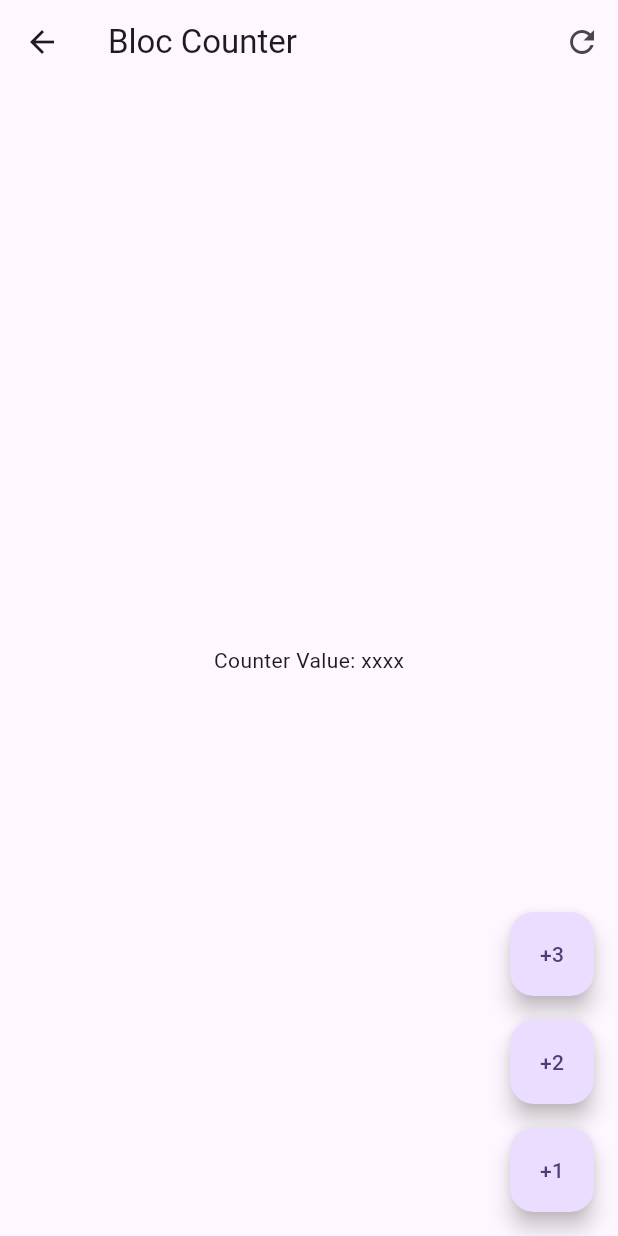
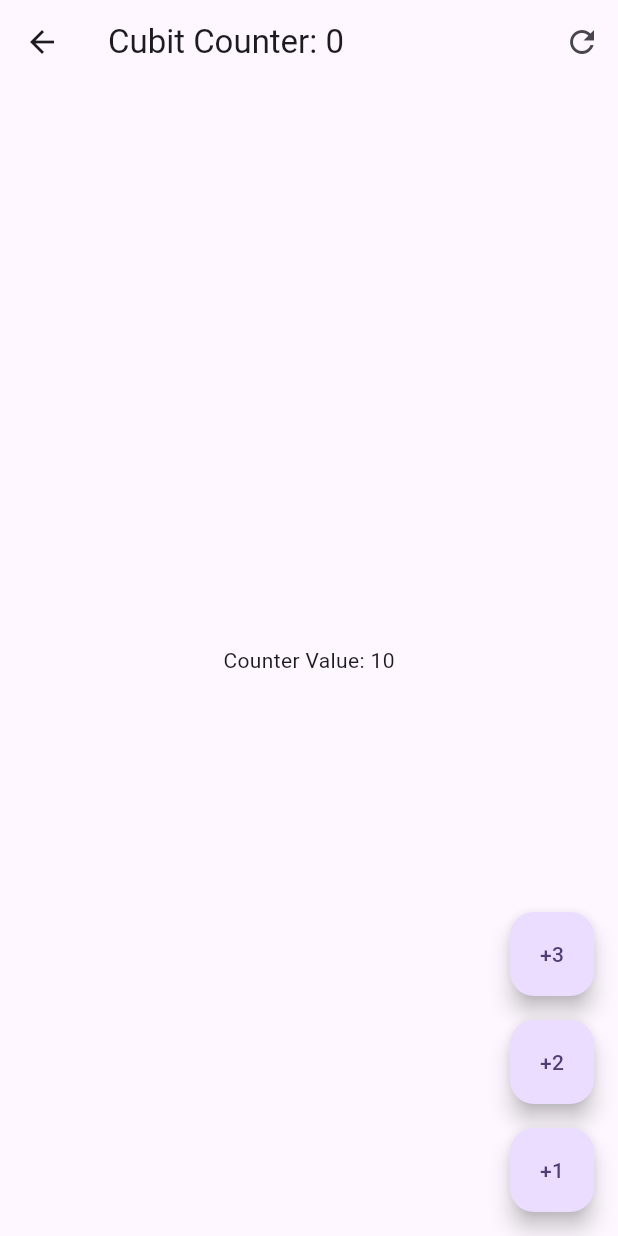
Before and after one commit to ManuViola77/forms_app, a Flutter app: the screen it shows after launch, after a tap on "BLoC", on a phone screen of 412 x 824 dp. Run offline on Flutter 3.47's test engine with Material 3 defaults, Android fonts, the phone set to English and light mode, and no system bars; our stand-ins replace equatable, flutter_bloc, go_router.

Commit message:
feat: counter reset and show transaction number

```diff
--- a/lib/presentation/screens/bloc_counter_screen.dart
+++ b/lib/presentation/screens/bloc_counter_screen.dart
@@ -1,24 +1,54 @@
 import 'package:flutter/material.dart';
+import 'package:flutter_bloc/flutter_bloc.dart';
+
+import 'package:forms_app/presentation/blocs/counter_bloc/counter_bloc.dart';
 
 class BlocCounterScreen extends StatelessWidget {
   const BlocCounterScreen({super.key});
 
   @override
   Widget build(BuildContext context) {
+    return BlocProvider(
+      create: (_) => CounterBloc(),
+      child: const BlocCounterView(),
+    );
+  }
+}
+
+class BlocCounterView extends StatelessWidget {
+  const BlocCounterView({super.key});
+
+  void incrementCounterBy(BuildContext context, [int value = 1]) {
+    context.read<CounterBloc>().add(CounterIncreased(value));
+  }
+
+  @override
+  Widget build(BuildContext context) {
     return Scaffold(
       appBar: AppBar(
-        title: const Text('Bloc Counter'),
+        title: context.select(
+          (CounterBloc value) =>
+              Text('Cubit Counter: ${value.state.transactionCount}'),
+        ),
         actions: [
-          IconButton(onPressed: () {}, icon: Icon(Icons.refresh_outlined)),
+          IconButton(
+            onPressed: () => context.read<CounterBloc>().add(CounterReset()),
+            icon: Icon(Icons.refresh_outlined),
+          ),
         ],
       ),
-      body: Center(child: const Text('Counter Value: xxxx')),
+      body: Center(
+        child: context.select(
+          (CounterBloc counterBloc) =>
+              Text('Counter Value: ${counterBloc.state.counter}'),
+        ),
+      ),
       floatingActionButton: Column(
         mainAxisAlignment: MainAxisAlignment.end,
         children: [
           FloatingActionButton(
             heroTag: '1',
-            onPressed: () {},
+            onPressed: () => incrementCounterBy(context, 3),
             child: const Text('+3'),
           ),
 
@@ -26,7 +56,7 @@ class BlocCounterScreen extends StatelessWidget {
 
           FloatingActionButton(
             heroTag: '2',
-            onPressed: () {},
+            onPressed: () => incrementCounterBy(context, 2),
             child: const Text('+2'),
           ),
 
@@ -34,7 +64,7 @@ class BlocCounterScreen extends StatelessWidget {
 
           FloatingActionButton(
             heroTag: '3',
-            onPressed: () {},
+            onPressed: () => incrementCounterBy(context),
             child: const Text('+1'),
           ),
         ],
```
